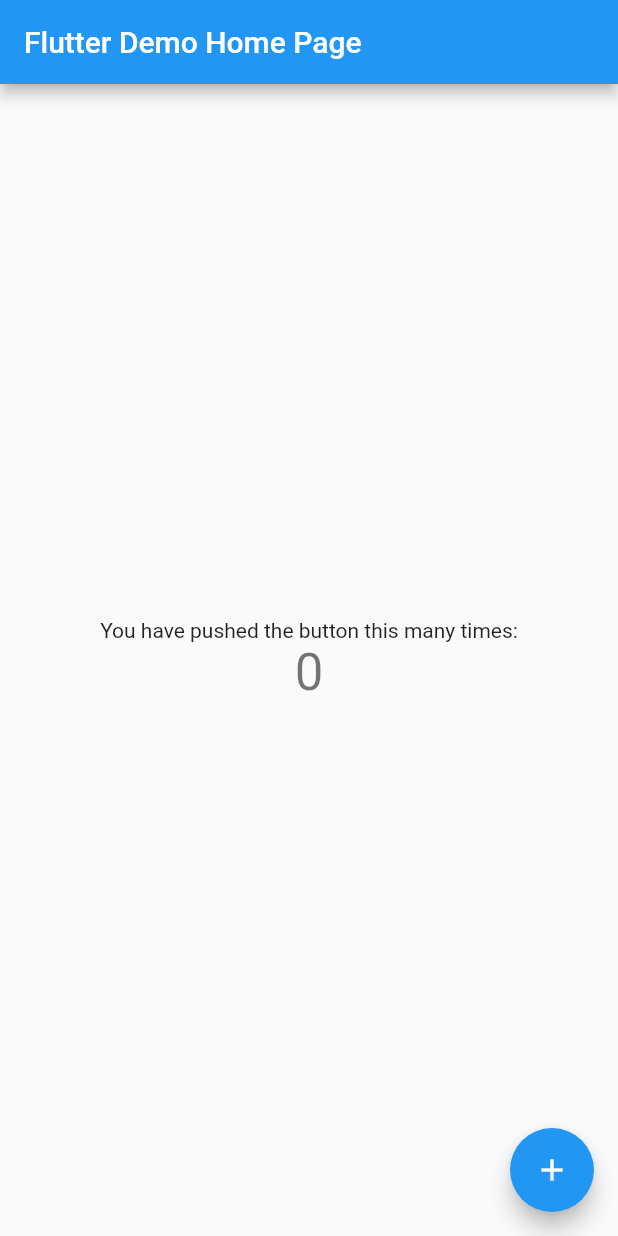
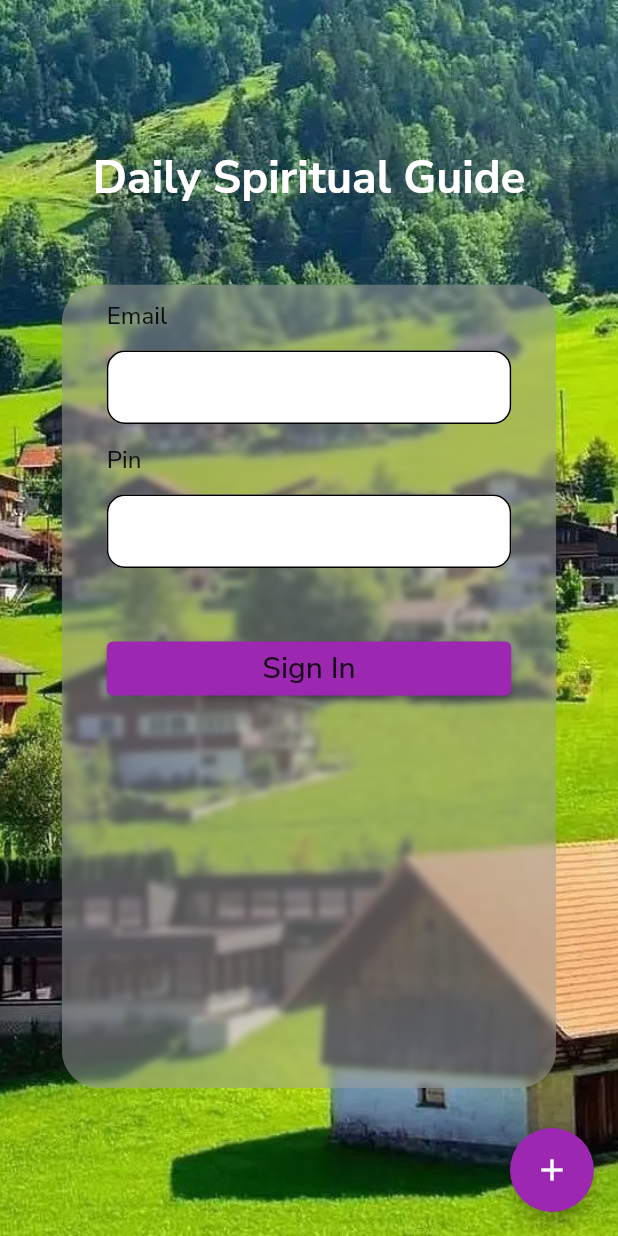
Before and after one commit to solomonium/Daily-Spiritual-Guide, a Flutter app: the screen it shows after launch, on a phone screen of 412 x 824 dp. Run offline on Flutter 3.47's test engine with Material 2 defaults, Android fonts, the phone set to English and light mode, and no system bars; our stand-ins replace flutter_riverpod, google_fonts, validators.

Commit message:
sign in page progress

```diff
--- a/lib/main.dart
+++ b/lib/main.dart
@@ -12,11 +12,13 @@
   @override
   Widget build(BuildContext context) {
     return MaterialApp(
-      title: 'Flutter Demo',
+      title: 'Daily Spiritual Guide',
+      debugShowCheckedModeBanner: false,
+      color: Colors.purple.shade300,
       theme: ThemeData(
-        primarySwatch: Colors.blue,
+        primarySwatch: Colors.purple,
       ),
-      home: const MyHomePage(title: 'Flutter Demo Home Page'),
+      home: const MyHomePage(),
     );
   }
 }
--- a/lib/presentations/homepage.dart
+++ b/lib/presentations/homepage.dart
@@ -1,43 +1,128 @@
+import 'dart:ui';
+
 import 'package:flutter/material.dart';
+import 'package:spiritual_daily_guide/widgets/app_text.dart';
+import 'package:spiritual_daily_guide/widgets/helper_tools.dart';
+import 'package:spiritual_daily_guide/widgets/input_field.dart';
+
+import '../widgets/app_large_text.dart';
 
 class MyHomePage extends StatefulWidget {
-  const MyHomePage({Key? key, required this.title}) : super(key: key);
-
-  final String title;
+  const MyHomePage({Key? key}) : super(key: key);
 
   @override
   State<MyHomePage> createState() => _MyHomePageState();
 }
 
 class _MyHomePageState extends State<MyHomePage> {
+  TextEditingController nameEditingController = TextEditingController();
+  TextEditingController emailEditingController = TextEditingController();
+  TextEditingController pinEditingController = TextEditingController();
+  TextEditingController confirmPinEditingController = TextEditingController();
   int _counter = 0;
+  bool nameVisibilty = false;
+  bool confirmPinVisibilty = false;
 
   void _incrementCounter() {
     setState(() {
       _counter++;
+      print(_counter);
+      nameVisibilty = !nameVisibilty;
+      confirmPinVisibilty = !confirmPinVisibilty;
     });
   }
 
   @override
   Widget build(BuildContext context) {
     return Scaffold(
-      appBar: AppBar(
-        title: Text(widget.title),
+      body: Stack(children: [
+        Container(
+          width: double.infinity,
+          decoration: const BoxDecoration(
+            image: DecorationImage(
+                image: AssetImage("assets/DSG_bg.jpeg"), fit: BoxFit.cover),
           ),
-      body: Center(
+        ),
+        Align(
+          alignment: Alignment.center,
+          child: Center(
             child: Column(
               mainAxisAlignment: MainAxisAlignment.center,
-          children: <Widget>[
-            const Text(
-              'You have pushed the button this many times:',
+              children: [
+                AppLargeText(
+                  text: 'Daily Spiritual Guide',
+                  color: Colors.white,
                 ),
-            Text(
-              '$_counter',
-              style: Theme.of(context).textTheme.headline4,
+                addVerticalSpace(50),
+                Wrap(
+                  children: [
+                    ClipRRect(
+                      borderRadius: BorderRadius.circular(25),
+                      child: BackdropFilter(
+                        filter: ImageFilter.blur(sigmaX: 2, sigmaY: 2),
+                        child: Container(
+                          height: MediaQuery.of(context).size.height * 0.65,
+                          width: MediaQuery.of(context).size.width * 0.8,
+                          color: Colors.grey.withOpacity(0.5),
+                          child: Padding(
+                            padding: const EdgeInsets.symmetric(
+                                vertical: 0, horizontal: 30),
+                            child: ListView(
+                              children: [
+                                Visibility(
+                                  visible: nameVisibilty,
+                                  child: InputFieldWidget(
+                                      textInputType: TextInputType.emailAddress,
+                                      labelText: 'Name',
+                                      textController: nameEditingController,
+                                      autoFocus: true,
+                                      textInputAction: TextInputAction.next),
+                                ),
+                                addVerticalSpace(10),
+                                InputFieldWidget(
+                                    textInputType: TextInputType.emailAddress,
+                                    labelText: 'Email',
+                                    textController: emailEditingController,
+                                    autoFocus: true,
+                                    textInputAction: TextInputAction.next),
+                                addVerticalSpace(10),
+                                InputFieldWidget(
+                                    textInputType: TextInputType.emailAddress,
+                                    labelText: 'Pin',
+                                    textController: pinEditingController,
+                                    autoFocus: true,
+                                    textInputAction: TextInputAction.next),
+                                addVerticalSpace(10),
+                                Visibility(
+                                  visible: confirmPinVisibilty,
+                                  child: InputFieldWidget(
+                                      textInputType: TextInputType.number,
+                                      labelText: 'Confirm Pin',
+                                      textController:
+                                          confirmPinEditingController,
+                                      autoFocus: true,
+                                      textInputAction: TextInputAction.done),
+                                ),
+                                addVerticalSpace(30),
+                                ElevatedButton(
+                                    onPressed: () {},
+                                    child: AppText(
+                                      text: 'Sign In',
+                                      size: 20,
+                                    ))
+                              ],
+                            ),
+                          ),
+                        ),
+                      ),
+                    ),
+                  ],
                 ),
               ],
             ),
           ),
+        )
+      ]),
       floatingActionButton: FloatingActionButton(
         onPressed: _incrementCounter,
         tooltip: 'Increment',
```
Also changed, not shown: pubspec.yaml (+3 -5 lines), assets/DSG_bg.jpeg (added), 3 other files. Lines whose indentation alone changed are shown as unchanged.
